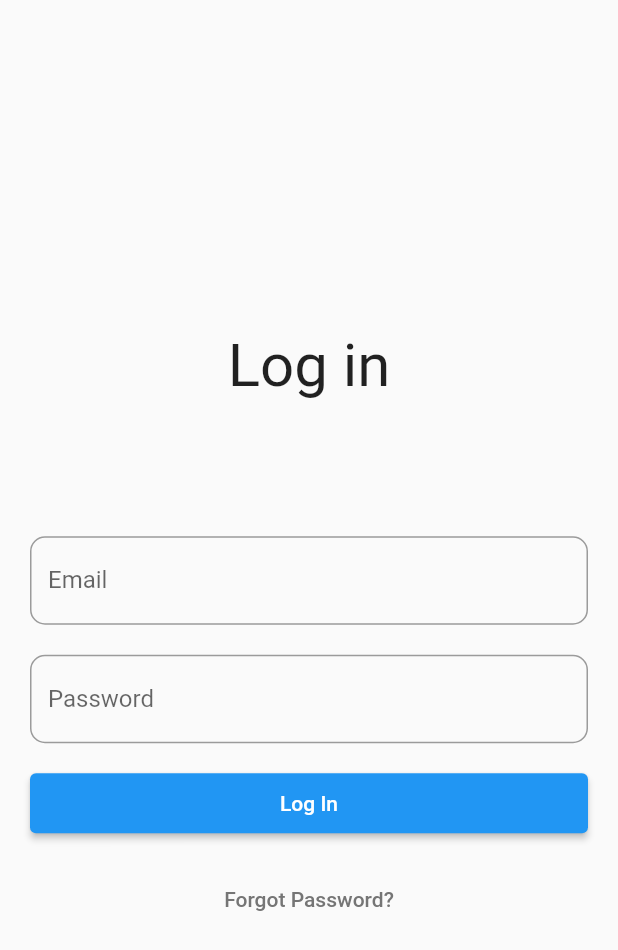
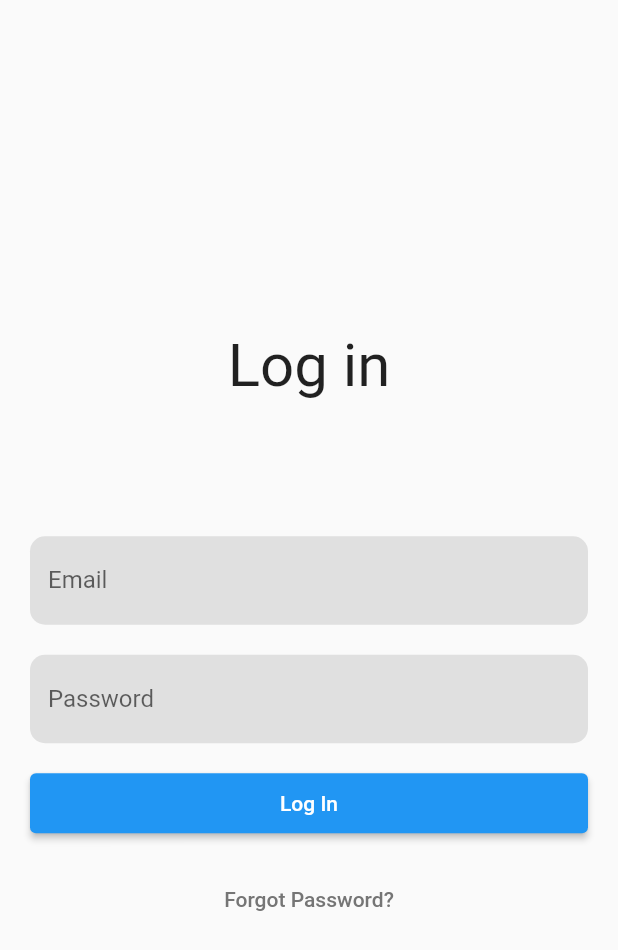
Before and after one commit to PaulanerAlex/greatest_mensa_app_ever_xxl, a Flutter app: the screen it shows after launch, on a phone screen of 412 x 824 dp. Shown: the top 950 px of the screen. Run offline on Flutter 3.47's test engine with Material 2 defaults, Android fonts, the phone set to English and light mode, and no system bars; our stand-ins replace firebase_auth, firebase_core; accounts and stored records are empty; Roboto replaces fonts that are missing (noto sans).

Commit message:
added check login function - design changes - import fixes

```diff
--- a/lib/main.dart
+++ b/lib/main.dart
@@ -1,8 +1,9 @@
 import 'package:firebase_auth/firebase_auth.dart';
 import 'package:flutter/material.dart';
+import 'package:firebase_core/firebase_core.dart';
+import 'package:greatest_mensa_app_ever_xxl/resources/auth.dart';
+import 'package:greatest_mensa_app_ever_xxl/resources/firebase_options.dart';
 import 'package:greatest_mensa_app_ever_xxl/screens/home.dart';
-import 'package:firebase_core/firebase_core.dart';
-import 'package:greatest_mensa_app_ever_xxl/resources/firebase_options.dart';
 import 'package:greatest_mensa_app_ever_xxl/screens/login.dart';
 
 void main() async {
@@ -16,6 +17,9 @@
 
 class MyApp extends StatelessWidget {
   const MyApp({Key? key}) : super(key: key);
+  Future<bool> _checkLoginState() async {
+    return await Auth().checkLoginState();
+  }
 
   // This widget is the root of your application.
   @override
@@ -34,7 +38,11 @@
         // is not restarted.
         primarySwatch: Colors.blue,
       ),
-      home: const LoginScreen(),
+      home: FutureBuilder(
+        future: _checkLoginState(),
+        builder: (BuildContext context, AsyncSnapshot<bool> snapshot) =>
+            snapshot.data! ? MyHomePage() : LoginScreen(),
+      ), // TODO: Add screen chooser based on login state
       // home: const MyHomePage(title: 'Flutter Demo Home Page'),
     );
   }
--- a/lib/resources/database.dart
+++ b/lib/resources/database.dart
@@ -1,7 +1,3 @@
-import 'package:cloud_firestore/cloud_firestore.dart';
-import 'package:firebase_core/firebase_core.dart';
-import 'package:greatest_mensa_app_ever_xxl/resources/firebase_options.dart';
-import '../models/userclass.dart';
 
 // class DataRepo {
 //   final CollectionReference collection = db.collection('users');
--- a/lib/screens/login.dart
+++ b/lib/screens/login.dart
@@ -2,6 +2,10 @@ import 'package:flutter/material.dart';
 
 class LoginScreen extends StatelessWidget {
   const LoginScreen({super.key});
+
+  // Future<bool>_loginUser() async {
+  //   return
+  // }
 
   @override
   Widget build(BuildContext context) {
@@ -13,7 +17,7 @@ class LoginScreen extends StatelessWidget {
           children: <Widget>[
             Container(
                 padding: const EdgeInsets.fromLTRB(20, 20, 20, 70),
-                child: Text(
+                child: const Text(
                   'Log in',
                   style: TextStyle(fontSize: 40, fontFamily: 'noto sans'),
                 )),
@@ -21,8 +25,10 @@ class LoginScreen extends StatelessWidget {
               padding: const EdgeInsets.fromLTRB(20, 20, 20, 0),
               child: TextField(
                 decoration: InputDecoration(
-                  fillColor: Colors.grey,
+                  filled: true,
+                  fillColor: Colors.grey[300],
                   border: OutlineInputBorder(
+                    borderSide: BorderSide.none, // no border but
                     borderRadius: BorderRadius.circular(10.0),
                   ),
                   labelText: 'Email',
@@ -34,7 +40,10 @@ class LoginScreen extends StatelessWidget {
               child: TextField(
                 obscureText: true,
                 decoration: InputDecoration(
+                  filled: true,
+                  fillColor: Colors.grey[300],
                   border: OutlineInputBorder(
+                    borderSide: BorderSide.none, // no border but
                     borderRadius: BorderRadius.circular(10.0),
                   ),
                   labelText: 'Password',
```
Also changed, not shown: lib/resources/auth.dart (+12 -0 lines), lib/screens/home.dart (+1 -8 lines).
